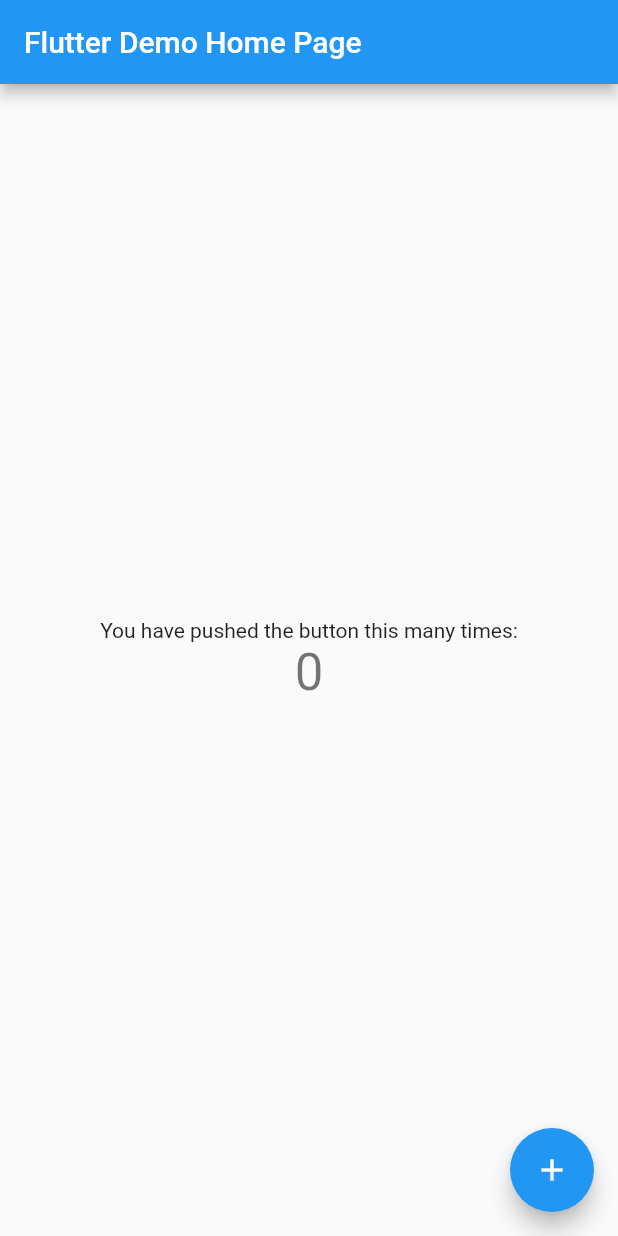
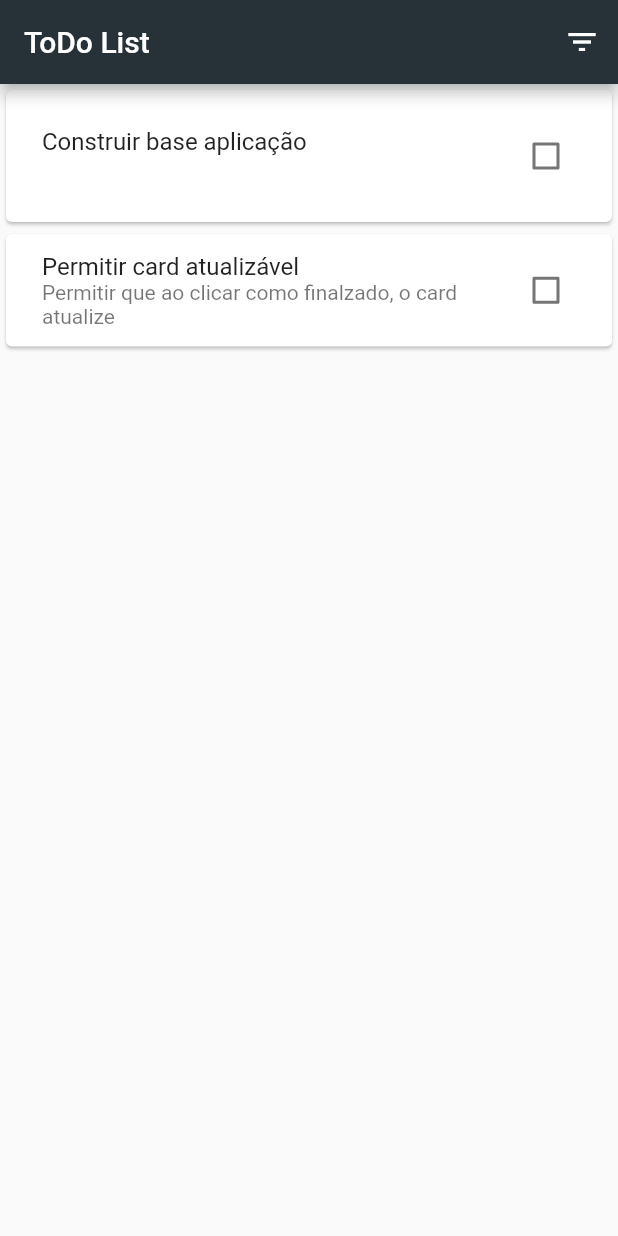
Before and after one commit to andersonHSM/flutter-todo-list, a Flutter app: the screen it shows after launch, on a phone screen of 412 x 824 dp. Run offline on Flutter 3.47's test engine with Material 2 defaults, Android fonts, the phone set to English and light mode, and no system bars; our stand-ins replace mobx.

Commit message:
Visualização básica dos items

```diff
--- /dev/null
+++ b/lib/app/controllers/todos_controller.dart
@@ -0,0 +1,8 @@
+import 'package:mobx/mobx.dart';
+
+import 'package:todo/app/models/todo_item.dart';
+
+class TodosControler with Store {
+  @observable
+  List<TodoItem> todos;
+}
--- /dev/null
+++ b/lib/app/models/todo_item.dart
@@ -0,0 +1,27 @@
+import 'package:flutter/foundation.dart';
+
+class TodoItem with ChangeNotifier {
+  final String id;
+  final String title;
+  final String description;
+  bool filed;
+  bool finished;
+
+  TodoItem({
+    @required this.title,
+    this.id,
+    this.description,
+    this.filed = false,
+    this.finished = false,
+  });
+
+  void toggleFiledState() {
+    this.filed = !this.filed;
+    notifyListeners();
+  }
+
+  void toggleFinishedState() {
+    this.finished = !this.finished;
+    notifyListeners();
+  }
+}
--- /dev/null
+++ b/lib/app/views/todos_screen.dart
@@ -0,0 +1,89 @@
+import 'package:flutter/material.dart';
+import 'package:todo/app/models/todo_item.dart';
+import 'package:todo/widgets/todo_list_widget.dart';
+import 'package:uuid/uuid.dart';
+
+class PopupItem {
+  final IconData icon;
+  final String text;
+  final String value;
+
+  PopupItem({this.icon, this.text, this.value});
+}
+
+class TodosScreen extends StatefulWidget {
+  @override
+  _TodosScreenState createState() => _TodosScreenState();
+}
+
+class _TodosScreenState extends State<TodosScreen> {
+  static Uuid uuid = Uuid();
+  final List<PopupItem> _popupItems = [
+    PopupItem(
+      icon: Icons.list,
+      text: 'Listar todos',
+      value: 'all',
+    ),
+    PopupItem(
+      icon: Icons.archive,
+      text: 'Arquivados',
+      value: 'filed',
+    ),
+  ];
+
+  // TODO - não manter hardcoded
+  final List<TodoItem> _todosItems = [
+    TodoItem(
+      id: uuid.v4(),
+      title: 'Construir base aplicação',
+    ),
+    TodoItem(
+        id: uuid.v4(),
+        title: 'Permitir card atualizável',
+        description: 'Permitir que ao clicar como finalzado, o card atualize')
+  ];
+
+  // TODO - refatorar para outro widget
+  List<PopupMenuItem<String>> _buildPopupMenuItems(
+      BuildContext context, List<PopupItem> list) {
+    return list.map((item) {
+      return PopupMenuItem<String>(
+        value: item.value,
+        child: Row(
+          children: <Widget>[
+            Icon(item.icon, color: Theme.of(context).primaryColor),
+            SizedBox(width: 5),
+            Text(
+              item.text,
+            ),
+          ],
+        ),
+      );
+    }).toList();
+  }
+
+  String dropdownValue = 'One';
+
+  @override
+  Widget build(BuildContext context) {
+    return Scaffold(
+      appBar: AppBar(
+        title: Text('ToDo List'),
+        actions: <Widget>[
+          PopupMenuButton<String>(
+            itemBuilder: (context) {
+              return _buildPopupMenuItems(context, _popupItems);
+            },
+            icon: Icon(Icons.filter_list),
+            onSelected: (value) {
+              print(value);
+            },
+          ),
+        ],
+      ),
+      body: TodosListWidget(
+        items: _todosItems,
+      ),
+    );
+  }
+}
--- a/lib/main.dart
+++ b/lib/main.dart
@@ -1,47 +1,31 @@
 import 'package:flutter/material.dart';
+import 'package:todo/app/views/todos_screen.dart';
+import 'package:todo/utils/app_routes.dart';
 
 void main() {
   runApp(MyApp());
 }
 
 class MyApp extends StatelessWidget {
-  // This widget is the root of your application.
   @override
   Widget build(BuildContext context) {
     return MaterialApp(
-      title: 'Flutter Demo',
+      title: 'CoBlue ToDo List',
       theme: ThemeData(
-        // This is the theme of your application.
-        //
-        // Try running your application with "flutter run". You'll see the
-        // application has a blue toolbar. Then, without quitting the app, try
-        // changing the primarySwatch below to Colors.green and then invoke
-        // "hot reload" (press "r" in the console where you ran "flutter run",
-        // or simply save your changes to "hot reload" in a Flutter IDE).
-        // Notice that the counter didn't reset back to zero; the application
-        // is not restarted.
-        primarySwatch: Colors.blue,
-        // This makes the visual density adapt to the platform that you run
-        // the app on. For desktop platforms, the controls will be smaller and
-        // closer together (more dense) than on mobile platforms.
+        primaryColor: Colors.blueGrey[900],
+        accentColor: Colors.deepPurple[700],
         visualDensity: VisualDensity.adaptivePlatformDensity,
       ),
-      home: MyHomePage(title: 'Flutter Demo Home Page'),
+      // home: MyHomePage(title: 'ToDo List'),
+      routes: {
+        AppRoutes.HOME: (_) => TodosScreen(),
+      },
     );
   }
 }
 
 class MyHomePage extends StatefulWidget {
   MyHomePage({Key key, this.title}) : super(key: key);
-
-  // This widget is the home page of your application. It is stateful, meaning
-  // that it has a State object (defined below) that contains fields that affect
-  // how it looks.
-
-  // This class is the configuration for the state. It holds the values (in this
-  // case the title) provided by the parent (in this case the App widget) and
-  // used by the build method of the State. Fields in a Widget subclass are
-  // always marked "final".
 
   final String title;
 
@@ -54,47 +38,18 @@ class _MyHomePageState extends State<MyHomePage> {
 
   void _incrementCounter() {
     setState(() {
-      // This call to setState tells the Flutter framework that something has
-      // changed in this State, which causes it to rerun the build method below
-      // so that the display can reflect the updated values. If we changed
-      // _counter without calling setState(), then the build method would not be
-      // called again, and so nothing would appear to happen.
       _counter++;
     });
   }
 
   @override
   Widget build(BuildContext context) {
-    // This method is rerun every time setState is called, for instance as done
-    // by the _incrementCounter method above.
-    //
-    // The Flutter framework has been optimized to make rerunning build methods
-    // fast, so that you can just rebuild anything that needs updating rather
-    // than having to individually change instances of widgets.
     return Scaffold(
       appBar: AppBar(
-        // Here we take the value from the MyHomePage object that was created by
-        // the App.build method, and use it to set our appbar title.
         title: Text(widget.title),
       ),
       body: Center(
-        // Center is a layout widget. It takes a single child and positions it
-        // in the middle of the parent.
         child: Column(
-          // Column is also a layout widget. It takes a list of children and
-          // arranges them vertically. By default, it sizes itself to fit its
-          // children horizontally, and tries to be as tall as its parent.
-          //
-          // Invoke "debug painting" (press "p" in the console, choose the
-          // "Toggle Debug Paint" action from the Flutter Inspector in Android
-          // Studio, or the "Toggle Debug Paint" command in Visual Studio Code)
-          // to see the wireframe for each widget.
-          //
-          // Column has various properties to control how it sizes itself and
-          // how it positions its children. Here we use mainAxisAlignment to
-          // center the children vertically; the main axis here is the vertical
-          // axis because Columns are vertical (the cross axis would be
-          // horizontal).
           mainAxisAlignment: MainAxisAlignment.center,
           children: <Widget>[
             Text(
@@ -103,7 +58,7 @@ class _MyHomePageState extends State<MyHomePage> {
             Text(
               '$_counter',
               style: Theme.of(context).textTheme.headline4,
-            ),
+            )
           ],
         ),
       ),
@@ -111,7 +66,7 @@ class _MyHomePageState extends State<MyHomePage> {
         onPressed: _incrementCounter,
         tooltip: 'Increment',
         child: Icon(Icons.add),
-      ), // This trailing comma makes auto-formatting nicer for build methods.
+      ),
     );
   }
 }
--- /dev/null
+++ b/lib/utils/app_routes.dart
@@ -0,0 +1,3 @@
+class AppRoutes {
+  static const HOME = '/';
+}
--- /dev/null
+++ b/lib/widgets/todo_item_widget.dart
@@ -0,0 +1,33 @@
+import 'package:flutter/material.dart';
+import 'package:todo/app/models/todo_item.dart';
+
+class TodoItemWidget extends StatelessWidget {
+  final TodoItem item;
+
+  TodoItemWidget({this.item});
+  @override
+  Widget build(BuildContext context) {
+    return Dismissible(
+      onDismissed: (direction) {
+        return null;
+      },
+      confirmDismiss: (_) {
+        // TODO - implementar lógica de arquivamento
+        return Future.value(false);
+      },
+      key: Key(item.id),
+      child: Card(
+        child: Padding(
+          padding: const EdgeInsets.all(8.0),
+          child: CheckboxListTile(
+              title: Text(item.title),
+              subtitle: Text(item.description ?? ''),
+              value: item.finished,
+              onChanged: (_) {
+                item.toggleFinishedState();
+              }),
+        ),
+      ),
+    );
+  }
+}
--- /dev/null
+++ b/lib/widgets/todo_list_widget.dart
@@ -0,0 +1,27 @@
+import 'package:flutter/material.dart';
+import 'package:provider/provider.dart';
+import 'package:todo/app/models/todo_item.dart';
+import 'package:todo/widgets/todo_item_widget.dart';
+
+class TodosListWidget extends StatelessWidget {
+  final List<TodoItem> items;
+
+  TodosListWidget({@required this.items});
+
+  @override
+  Widget build(BuildContext context) {
+    return ListView.builder(
+      itemCount: items.length,
+      itemBuilder: (context, index) {
+        TodoItem item = items.elementAt(index);
+        return ChangeNotifierProvider.value(
+            value: item,
+            child: Consumer<TodoItem>(
+              builder: (context, value, child) {
+                return TodoItemWidget(item: item);
+              },
+            ));
+      },
+    );
+  }
+}
```
Also changed, not shown: pubspec.yaml (+7 -0 lines), pubspec.lock.
